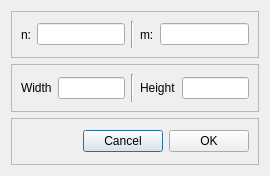
Above: apps/ifc_editor_qt/src/dialogs/surface_c0_dialog.ui from Jakub-Ciecierski/InfinityCAD before the change. Below: the same form after it.
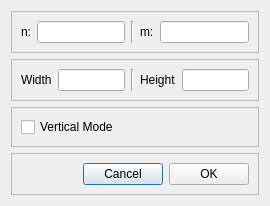
That is the form after the change.

Commit message: Added Horizontal and Vertical C2 Cylind mode

```diff
--- a/apps/ifc_editor_qt/src/dialogs/surface_c0_dialog.ui
+++ b/apps/ifc_editor_qt/src/dialogs/surface_c0_dialog.ui
@@ -92,6 +92,25 @@
      </layout>
     </widget>
    </item>
+   <item>
+    <widget class="QFrame" name="frame_4">
+     <property name="frameShape">
+      <enum>QFrame::StyledPanel</enum>
+     </property>
+     <property name="frameShadow">
+      <enum>QFrame::Raised</enum>
+     </property>
+     <layout class="QHBoxLayout" name="horizontalLayout_4">
+      <item>
+       <widget class="QCheckBox" name="isVerticalCheckBox">
+        <property name="text">
+         <string>Vertical Mode</string>
+        </property>
+       </widget>
+      </item>
+     </layout>
+    </widget>
+   </item>
    <item>
     <widget class="QFrame" name="frame_3">
      <property name="frameShape">
```
The commit also changes 10 other files.
